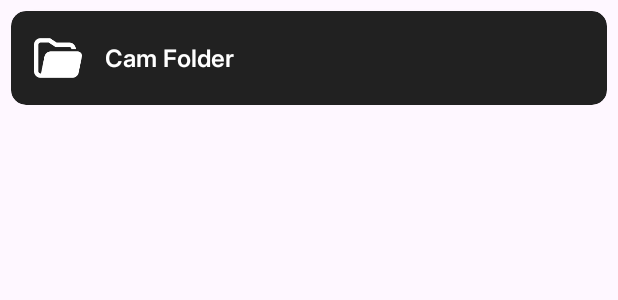
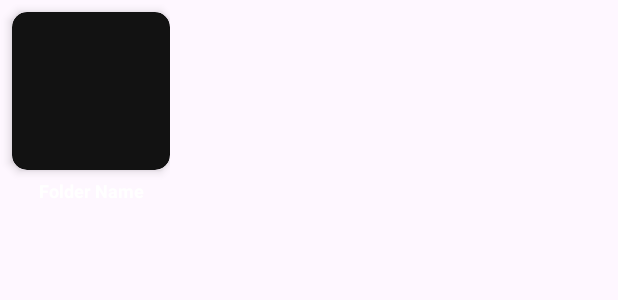
Before and after one commit to ShrabaniSwain/camera_folder, an Android app: the layout item_folder.xml on its own in the app's theme, with its tools: preview values and no code run, on a phone screen of 412 x 824 dp. Shown: the top 300 px of the screen. Run offline under Robolectric (Android 15) with nearby library versions, the phone set to English and light mode, and no system bars.

Commit message:
Folder and tiles UI chnages with functionality

```diff
--- a/app/src/main/AndroidManifest.xml
+++ b/app/src/main/AndroidManifest.xml
@@ -40,6 +40,10 @@
             android:configChanges="keyboardHidden|orientation|screenSize"
             android:exported="false" />
         <activity
+            android:name=".TilesFolderViewActivity"
+            android:configChanges="keyboardHidden|orientation|screenSize"
+            android:exported="false" />
+        <activity
             android:name=".PreviewActivity"
             android:configChanges="keyboardHidden|orientation|screenSize"
             android:exported="false"
--- a/app/src/main/res/layout/item_folder.xml
+++ b/app/src/main/res/layout/item_folder.xml
@@ -1,37 +1,42 @@
 <?xml version="1.0" encoding="utf-8"?>
-<androidx.cardview.widget.CardView xmlns:android="http://schemas.android.com/apk/res/android"
+<androidx.constraintlayout.widget.ConstraintLayout xmlns:android="http://schemas.android.com/apk/res/android"
     xmlns:app="http://schemas.android.com/apk/res-auto"
-    android:layout_width="match_parent"
+    android:layout_width="wrap_content"
     android:layout_height="wrap_content"
-    android:layout_margin="7dp"
-    android:orientation="horizontal"
-    app:cardBackgroundColor="#212121"
-    app:cardCornerRadius="10dp">
+    xmlns:tools="http://schemas.android.com/tools">
 
-    <LinearLayout
+    <androidx.cardview.widget.CardView
+        android:id="@+id/cardviewFolder"
+        android:layout_width="105dp"
+        android:layout_height="105dp"
+        android:layout_margin="8dp"
+        app:cardBackgroundColor="#121212"
+        app:cardCornerRadius="10dp"
+        app:cardElevation="4dp"
+        app:layout_constraintStart_toStartOf="parent"
+        app:layout_constraintTop_toTopOf="parent">
+
+        <ImageView
+            android:id="@+id/folderImage"
+            android:layout_width="match_parent"
+            android:layout_height="match_parent"
+            android:scaleType="fitXY"
+            />
+    </androidx.cardview.widget.CardView>
+
+    <TextView
+        android:id="@+id/folderName"
         android:layout_width="match_parent"
         android:layout_height="wrap_content"
-        android:layout_marginHorizontal="15dp"
-        android:layout_marginVertical="15dp">
+        android:layout_marginTop="5dp"
+        android:gravity="center"
+        android:maxLines="1"
+        tools:text="Folder Name"
+        android:textStyle="bold"
+        app:layout_constraintStart_toStartOf="@id/cardviewFolder"
+        app:layout_constraintEnd_toEndOf="@id/cardviewFolder"
+        app:layout_constraintTop_toBottomOf="@id/cardviewFolder"
+        android:textColor="@android:color/white"
+        android:textSize="12sp" />
 
-        <ImageView
-            android:layout_width="32dp"
-            android:layout_height="32dp"
-            android:src="@mipmap/ic_folder" />
-
-        <TextView
-            android:id="@+id/text"
-            android:layout_width="wrap_content"
-            android:layout_height="wrap_content"
-            android:layout_gravity="center_vertical"
-            android:layout_marginStart="15dp"
-            android:fontFamily="@font/inter_semi_bold"
-            android:gravity="center"
-            android:text="@string/app_name"
-            android:textAlignment="center"
-            android:textColor="@color/white"
-            android:textSize="16sp" />
-
-    </LinearLayout>
-
-</androidx.cardview.widget.CardView>
+</androidx.constraintlayout.widget.ConstraintLayout>
```
Also changed, not shown: app/src/main/java/com/app/camerademo/FolderActivity.kt (+27 -5 lines), app/src/main/java/com/app/camerademo/MainActivity.kt (+6 -1 lines), app/src/main/java/com/app/camerademo/PreviewActivity.kt (+40 -55 lines), app/src/main/java/com/app/camerademo/TilesFolderViewActivity.kt (added, +95 -0 lines), app/src/main/java/com/app/camerademo/TilesImageAdapter.kt (added, +53 -0 lines), app/src/main/res/layout/activity_tiles_folder_view.xml (added, +55 -0 lines), app/src/main/res/layout/item_tiles_view.xml (added, +18 -0 lines), app/src/main/res/drawable/imageview.png (added).
